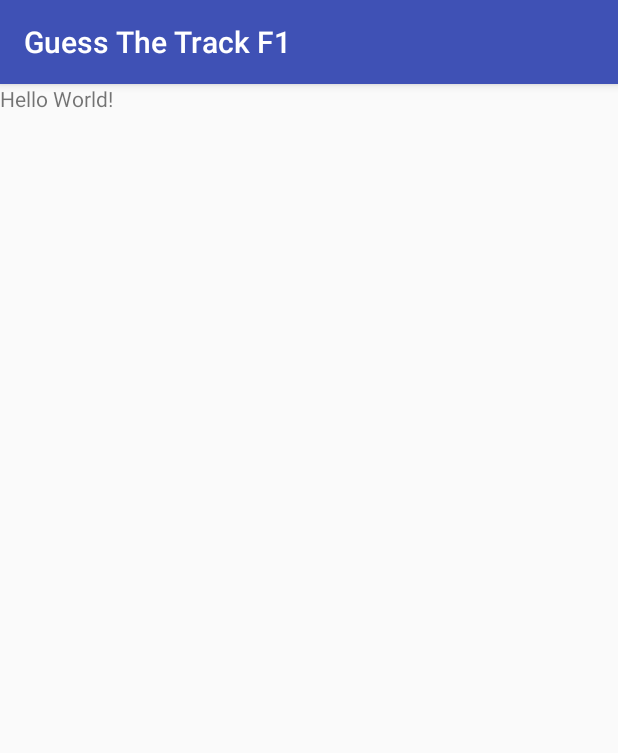
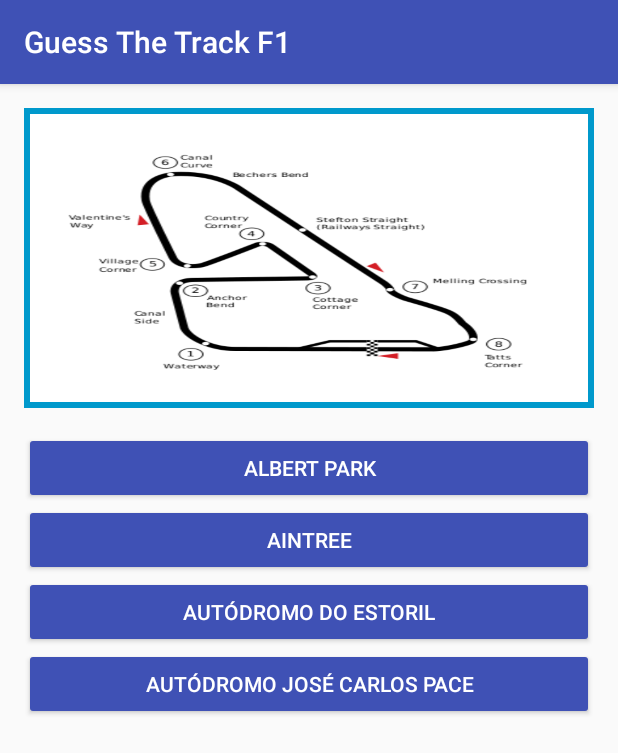
Before and after one commit to arfirman1402/GuessTheTrackF1, an Android app: the screen it shows after launch (MainActivity), on a phone screen of 412 x 824 dp. Shown: the top 753 px of the screen. Run offline under Robolectric (Android 15) with nearby library versions, the phone set to English and light mode, and no system bars.

Commit message:
Showing main quiz

```diff
--- a/app/src/main/java/io/arfirman1402/dev/guessthetrackf1/SplashActivity.java
+++ b/app/src/main/java/io/arfirman1402/dev/guessthetrackf1/SplashActivity.java
@@ -29,5 +29,6 @@ public class SplashActivity extends AppCompatActivity {
     private void goToMain() {
         Intent intent = new Intent(this, MainActivity.class);
         startActivity(intent);
+        finish();
     }
 }
--- a/app/src/main/res/layout/activity_main.xml
+++ b/app/src/main/res/layout/activity_main.xml
@@ -1,13 +1,53 @@
 <?xml version="1.0" encoding="utf-8"?>
-<RelativeLayout xmlns:android="http://schemas.android.com/apk/res/android"
+<LinearLayout xmlns:android="http://schemas.android.com/apk/res/android"
     xmlns:tools="http://schemas.android.com/tools"
     android:layout_width="match_parent"
     android:layout_height="match_parent"
+    android:orientation="vertical"
+    android:padding="16dp"
     tools:context="io.arfirman1402.dev.guessthetrackf1.MainActivity">
 
-    <TextView
-        android:layout_width="wrap_content"
+    <RelativeLayout
+        android:layout_width="match_parent"
+        android:layout_height="200dp"
+        android:background="@android:color/holo_blue_dark"
+        android:padding="4dp">
+
+        <ImageView
+            android:layout_width="match_parent"
+            android:layout_height="match_parent"
+            android:adjustViewBounds="true"
+            android:background="@android:color/white"
+            android:scaleType="fitXY"
+            android:src="@drawable/aintree" />
+    </RelativeLayout>
+
+    <Button
+        style="@style/Base.TextAppearance.AppCompat.Widget.Button.Inverse"
+        android:layout_width="match_parent"
         android:layout_height="wrap_content"
-        android:text="Hello World!" />
+        android:layout_marginTop="16dp"
+        android:backgroundTint="@color/colorPrimary"
+        android:text="Albert Park" />
 
-</RelativeLayout>
+    <Button
+        style="@style/Base.TextAppearance.AppCompat.Widget.Button.Inverse"
+        android:layout_width="match_parent"
+        android:layout_height="wrap_content"
+        android:backgroundTint="@color/colorPrimary"
+        android:text="Aintree" />
+
+    <Button
+        style="@style/Base.TextAppearance.AppCompat.Widget.Button.Inverse"
+        android:layout_width="match_parent"
+        android:layout_height="wrap_content"
+        android:backgroundTint="@color/colorPrimary"
+        android:text="Autódromo do Estoril" />
+
+    <Button
+        style="@style/Base.TextAppearance.AppCompat.Widget.Button.Inverse"
+        android:layout_width="match_parent"
+        android:layout_height="wrap_content"
+        android:backgroundTint="@color/colorPrimary"
+        android:text="Autódromo José Carlos Pace" />
+</LinearLayout>
```
Also changed, not shown: app/src/main/res/drawable/adelaide_street_circuit.png (added), app/src/main/res/drawable/ain_diab_circuit.png (added), app/src/main/res/drawable/aintree.png (added), app/src/main/res/drawable/albert_park.png (added), app/src/main/res/drawable/autodromo_do_estoril.png (added), app/src/main/res/drawable/autodromo_enzo_e_dino_ferrari.png (added), app/src/main/res/drawable/autodromo_hermanos_rodriguez.png (added), app/src/main/res/drawable/autodromo_internacional_nelson_piquet.png (added), app/src/main/res/drawable/autodromo_jose_carlos_pace.png (added), app/src/main/res/drawable/autodromo_juan_y_oscar_galvez.png (added), app/src/main/res/drawable/autodromo_nazionale_monza.png (added), app/src/main/res/drawable/avus.png (added), app/src/main/res/drawable/bahrain_international_circuit.png (added), app/src/main/res/drawable/baku_city_circuit.png (added), 3 more files.
